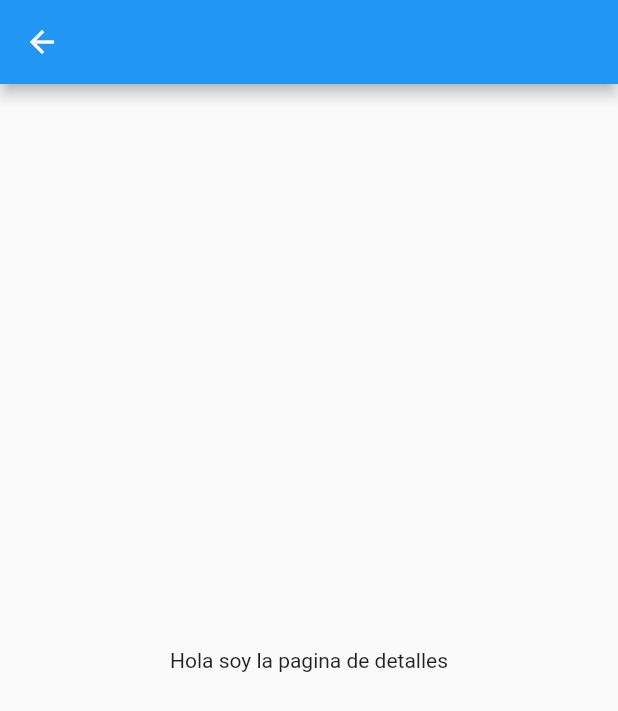
After one commit to xevicode/film_app, a Flutter app: the DetailsPage screen opened by its route, on a phone screen of 412 x 824 dp. The commit adds this screen. Shown: the top 711 px of the screen. Run offline on Flutter 3.47's test engine with Material 2 defaults, Android fonts, the phone set to English and light mode, and no system bars; our stand-ins replace get.

Commit message:
navigation to details page

```diff
--- /dev/null
+++ b/lib/pages/details_page.dart
@@ -0,0 +1,15 @@
+import 'package:flutter/material.dart';
+
+class DetailsPage extends StatelessWidget {
+  const DetailsPage({Key? key}) : super(key: key);
+
+  @override
+  Widget build(BuildContext context) {
+    return Scaffold(
+      appBar: AppBar(),
+      body: Center(
+        child: Text('Hola soy la pagina de detalles'),
+      ),
+    );
+  }
+}
--- a/lib/routes/app_pages.dart
+++ b/lib/routes/app_pages.dart
@@ -1,3 +1,4 @@
+import 'package:films_app_flutter/pages/details_page.dart';
 import 'package:films_app_flutter/pages/home_page.dart';
 import 'package:films_app_flutter/routes/app_routes.dart';
 import 'package:films_app_flutter/structure/bindings/movies_binding.dart';
@@ -9,6 +10,10 @@ class AppPages {
       name: Routes.HOME,
       page: () => HomePage(),
       binding: MoviesBinding(),
+    ),
+    GetPage(
+      name: Routes.DETAILS,
+      page: () => DetailsPage(),
     )
   ];
 }
--- a/lib/routes/app_routes.dart
+++ b/lib/routes/app_routes.dart
@@ -1,3 +1,4 @@
 class Routes {
   static const HOME = '/home';
+  static const DETAILS = '/details';
 }
```
Also changed, not shown: lib/pages/home_page.dart (+12 -6 lines).
